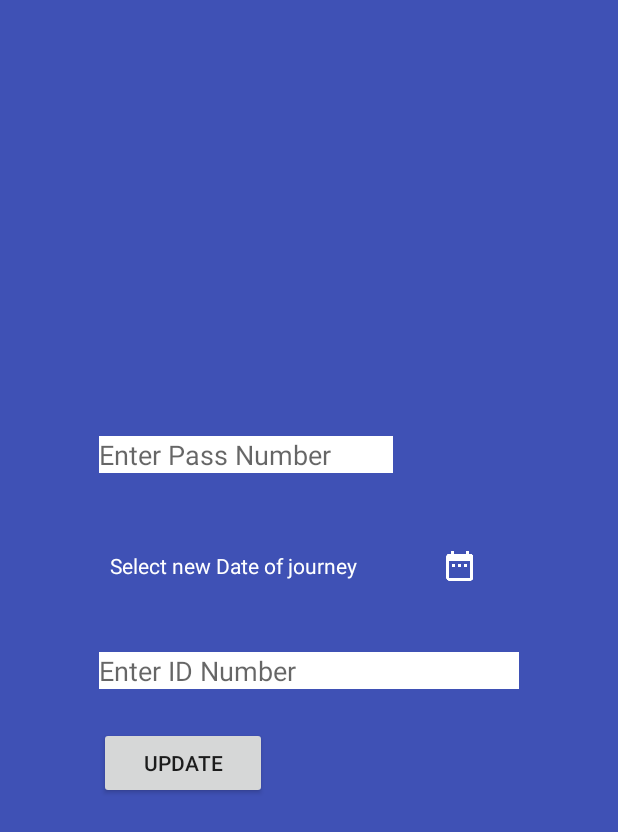
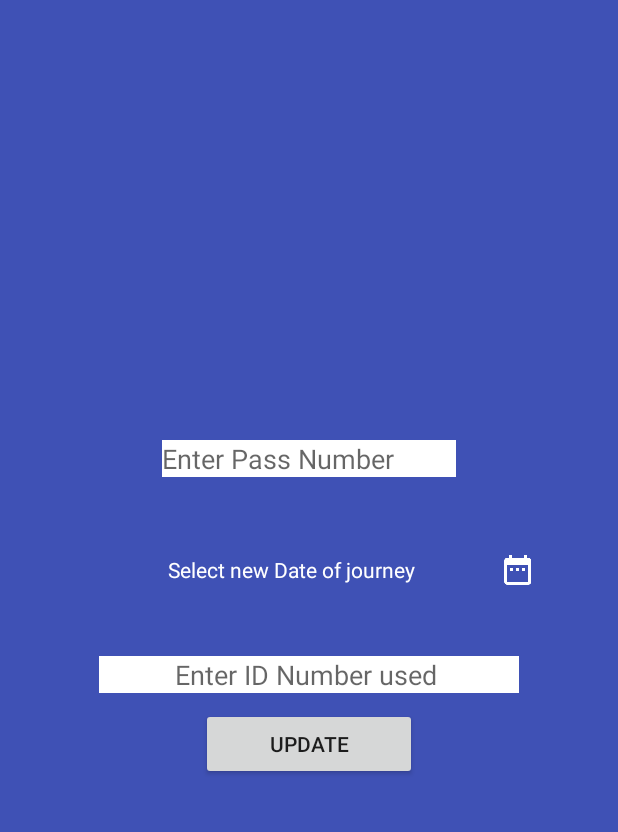
Before and after one commit to Dwijraj/TouristGuard, an Android app: the ChangeDetails screen opened directly, with no data from a screen before it, on a phone screen of 412 x 824 dp. Shown: the top 832 px of the screen. Run offline under Robolectric (Android 15) with nearby library versions, the phone set to English and light mode, and no system bars; our stand-ins replace Firebase (no records; nobody signed in at launch, a user with empty details on screens opened directly); libraries missing offline, so code that uses them is left out: com.paypal.android; 3 statements that could not run were skipped.

Commit message:
Minor bug fixes

```diff
--- a/app/src/main/res/layout/activity_change_details.xml
+++ b/app/src/main/res/layout/activity_change_details.xml
@@ -15,17 +15,15 @@
         android:layout_width="match_parent"
         android:layout_height="wrap_content"
         android:layout_centerVertical="true"
+        android:gravity="center"
         android:layout_centerHorizontal="true"
         android:orientation="vertical">
-
-        <RelativeLayout
-            android:layout_width="match_parent"
-            android:layout_height="wrap_content">
 
 
             <LinearLayout
                 android:layout_width="match_parent"
                 android:weightSum="100"
+                android:gravity="center"
                 android:layout_height="wrap_content">
 
                 <EditText
@@ -44,12 +42,13 @@
 
 
 
-        </RelativeLayout>
+
 
         <LinearLayout
             android:layout_width="match_parent"
             android:layout_marginTop="50dp"
             android:weightSum="100"
+            android:gravity="center"
             android:layout_height="wrap_content">
 
             <TextView
@@ -79,6 +78,8 @@
         <LinearLayout
             android:layout_width="match_parent"
             android:layout_marginTop="45dp"
+            android:layout_weight="100"
+            android:gravity="center"
             android:layout_height="wrap_content">
 
             <EditText
@@ -87,11 +88,12 @@
                 android:layout_marginEnd="50dp"
                 android:layout_height="wrap_content"
                 android:maxEms="30"
+                android:gravity="center"
                 android:layout_gravity="center"
                 android:minEms="10"
                 android:id="@+id/change_idno"
                 android:background="#ffff"
-                android:hint="Enter ID Number"
+                android:hint="Enter ID Number used "
                 />
 
 
@@ -99,21 +101,16 @@
         </LinearLayout>
 
 
-        <RelativeLayout
-            android:layout_width="match_parent"
-            android:layout_height="wrap_content">
-
             <LinearLayout
                 android:layout_width="match_parent"
                 android:weightSum="50"
+                android:gravity="center"
                 android:layout_height="wrap_content">
 
                 <Button
                     android:layout_weight="20"
                     android:layout_width="0dp"
-                    android:layout_marginStart="50dp"
-                    android:layout_marginEnd="50dp"
-                    android:layout_marginTop="25dp"
+                    android:layout_margin="10dp"
                     android:id="@+id/change_button"
                     android:text="UPDATE"
                     android:layout_height="wrap_content" />
@@ -123,9 +120,6 @@
 
 
 
-        </RelativeLayout>
-
-
 
 
     </LinearLayout>
--- a/app/src/main/res/layout/activity_passdetails.xml
+++ b/app/src/main/res/layout/activity_passdetails.xml
@@ -39,7 +39,7 @@
                 <TextView
                     android:layout_width="wrap_content"
                     android:layout_height="wrap_content"
-                    android:text="Click to black patch to upload profile photo"
+                    android:text="Tap on black patch to upload profile photo"
                     android:id="@+id/clicktouploadprofilephoto"
                     android:textColor="#fff"
                     android:layout_centerHorizontal="true"
@@ -417,7 +417,7 @@
                     android:layout_weight="40"
                     android:weightSum="100"
                     android:layout_width="0dp"
-
+                    android:layout_margin="2dp"
                     android:layout_height="wrap_content">
 
                     <TextView
@@ -441,7 +441,7 @@
                     android:layout_height="wrap_content">
 
                     <ImageButton
-                        android:layout_marginLeft="20dp"
+
                         android:layout_width="50dp"
                         android:layout_gravity="start"
                         android:id="@+id/DOJDate"
```
Also changed, not shown: app/src/main/java/firebaseapps/com/pass/MainActivity.java (+19 -5 lines), app/src/main/java/firebaseapps/com/pass/Passdetails.java (+51 -43 lines), app/src/main/res/layout/pass_history.xml (+5 -3 lines), 6 other files.
